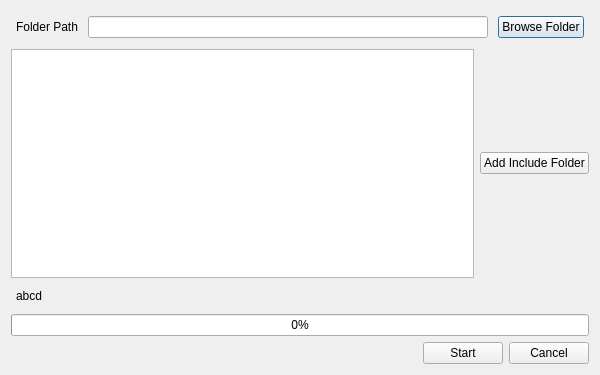
Before: the Qt Designer form analyzer/ui/CreateDatabaseWindow.ui in igorJarek/SourceCodeAnalyzer, drawn with Qt 5.
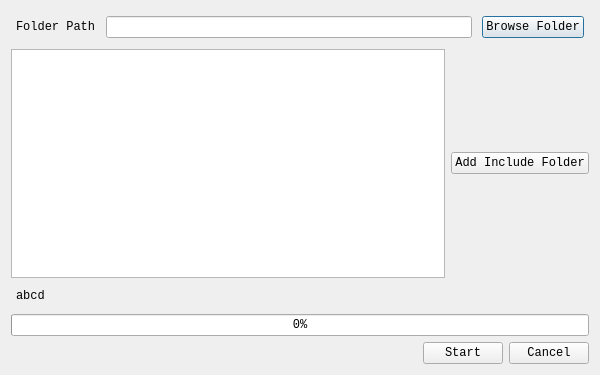
After: the same form once the commit is applied.

Commit message: analyzer: change font to Consolas

Diff of the .ui file:
```diff
--- a/analyzer/ui/CreateDatabaseWindow.ui
+++ b/analyzer/ui/CreateDatabaseWindow.ui
@@ -10,6 +10,11 @@
     <height>375</height>
    </rect>
   </property>
+  <property name="font">
+   <font>
+    <family>Consolas</family>
+   </font>
+  </property>
   <property name="windowTitle">
    <string>Dialog</string>
   </property>
@@ -33,6 +38,11 @@
      </property>
      <item>
       <widget class="QLabel" name="label">
+       <property name="font">
+        <font>
+         <family>Consolas</family>
+        </font>
+       </property>
        <property name="text">
         <string>Folder Path</string>
        </property>
@@ -40,6 +50,11 @@
      </item>
      <item>
       <widget class="QLineEdit" name="folderPathEdit">
+       <property name="font">
+        <font>
+         <family>Consolas</family>
+        </font>
+       </property>
        <property name="readOnly">
         <bool>true</bool>
        </property>
@@ -47,6 +62,11 @@
      </item>
      <item>
       <widget class="QPushButton" name="folderPathButton">
+       <property name="font">
+        <font>
+         <family>Consolas</family>
+        </font>
+       </property>
        <property name="text">
         <string>Browse Folder</string>
        </property>
@@ -58,6 +78,11 @@
     <layout class="QHBoxLayout" name="horizontalLayout_2">
      <item>
       <widget class="QTextEdit" name="includeFolderEdit">
+       <property name="font">
+        <font>
+         <family>Consolas</family>
+        </font>
+       </property>
        <property name="readOnly">
         <bool>true</bool>
        </property>
@@ -65,6 +90,11 @@
      </item>
      <item>
       <widget class="QPushButton" name="includeFolderButton">
+       <property name="font">
+        <font>
+         <family>Consolas</family>
+        </font>
+       </property>
        <property name="text">
         <string>Add Include Folder</string>
        </property>
@@ -94,6 +124,11 @@
          <verstretch>0</verstretch>
         </sizepolicy>
        </property>
+       <property name="font">
+        <font>
+         <family>Consolas</family>
+        </font>
+       </property>
        <property name="text">
         <string>abcd</string>
        </property>
@@ -134,6 +169,11 @@
      </item>
      <item>
       <widget class="QPushButton" name="startButton">
+       <property name="font">
+        <font>
+         <family>Consolas</family>
+        </font>
+       </property>
        <property name="text">
         <string>Start</string>
        </property>
@@ -141,6 +181,11 @@
      </item>
      <item>
       <widget class="QPushButton" name="cancelButton">
+       <property name="font">
+        <font>
+         <family>Consolas</family>
+        </font>
+       </property>
        <property name="text">
         <string>Cancel</string>
        </property>
```
The commit also changes 4 other files.
